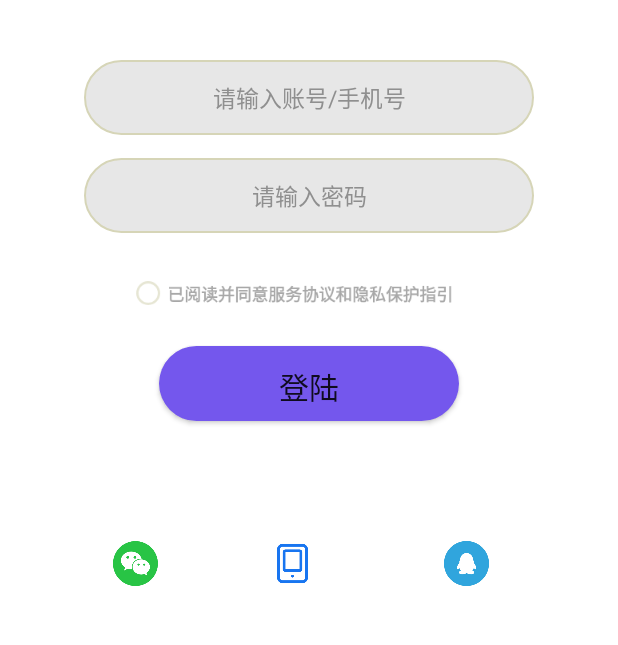
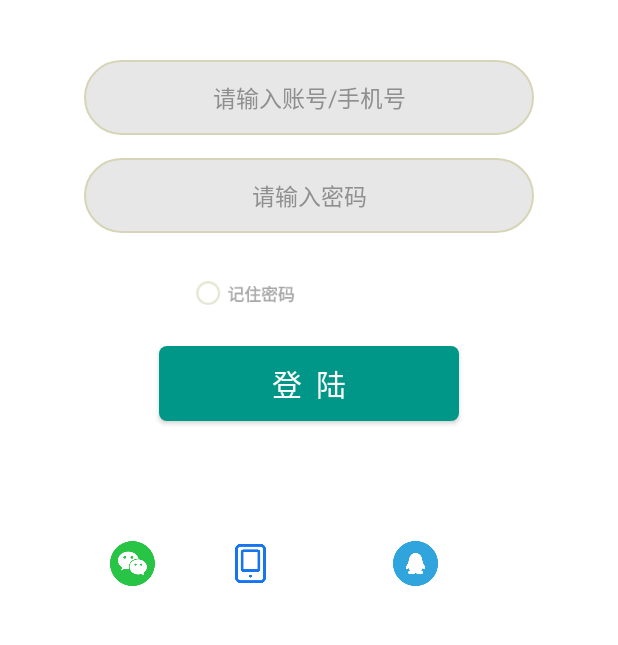
Before and after one commit to U-Notes/AndroidClient, an Android app: the LoginActivity screen opened directly, with no data from a screen before it, on a phone screen of 412 x 824 dp, the part 315-960 px from its top. Run offline under Robolectric (Android 15) with nearby library versions, the phone set to English and light mode, and no system bars.

Commit message:
界面修改

```diff
--- a/app/src/main/java/com/example/unotes/activity/LoginActivity.java
+++ b/app/src/main/java/com/example/unotes/activity/LoginActivity.java
@@ -31,11 +31,8 @@ public class LoginActivity extends AppCompatActivity implements View.OnClickList
     private EditText et_id, et_pwd;
     private Button bt_login;
     private String TAG = LoginActivity.class.getSimpleName();
-    private CheckBox cb_agreeService;
-    private String content = "已阅读并同意服务协议和隐私保护指引";
+    private CheckBox cb_rememberPwd;
     boolean isRead = false;
-    private String url1 = "https://www.baidu.com";
-    private String url2 = "https://www.hao123.com/";
     @Override
     protected void onCreate(Bundle savedInstanceState) {
         super.onCreate(savedInstanceState);
@@ -50,8 +47,9 @@ public class LoginActivity extends AppCompatActivity implements View.OnClickList
         et_id = findViewById(R.id.et_id);
         et_pwd = findViewById(R.id.et_pwd);
         bt_login.setOnClickListener(this);
-        cb_agreeService = findViewById(R.id.cb_agreeService);
-        cb_agreeService.setOnCheckedChangeListener(new CompoundButton.OnCheckedChangeListener() {
+        cb_rememberPwd = findViewById(R.id.cb_rememberPwd);
+        //记住密码
+        cb_rememberPwd.setOnCheckedChangeListener(new CompoundButton.OnCheckedChangeListener() {
             @Override
             public void onCheckedChanged(CompoundButton buttonView, boolean isChecked) {
                 isRead = isChecked;
--- a/app/src/main/java/com/example/unotes/bean/User.java
+++ b/app/src/main/java/com/example/unotes/bean/User.java
@@ -2,6 +2,7 @@ package com.example.unotes.bean;
 
 
 import lombok.Data;
+import lombok.Getter;
 
 /**
  * 用户实体类
--- a/app/src/main/res/drawable/button_drawable.xml
+++ b/app/src/main/res/drawable/button_drawable.xml
@@ -3,15 +3,16 @@
 <shape xmlns:android="http://schemas.android.com/apk/res/android"
     android:shape="rectangle">
     <!--设置背景色-->
-    <solid android:color="#7457ED" />
+    <solid android:color="#009788" />
     <!--设置圆角-->
-    <corners android:radius="105dip" />
-    <padding
-        android:bottom="12dp"
-        android:left="63dp"
-        android:right="63dp"
-        android:top="12dp"
-        />
+    <corners android:radius="5dp" />
+
     <!--设置边框线的宽度和颜色-->
 
 </shape>
+<!--<padding-->
+<!--android:bottom="12dp"-->
+<!--android:left="63dp"-->
+<!--android:right="63dp"-->
+<!--android:top="12dp"-->
+<!--    />-->
--- a/app/src/main/res/layout/activity_login.xml
+++ b/app/src/main/res/layout/activity_login.xml
@@ -25,43 +25,45 @@
             android:textStyle="bold" />
 
         <EditText
-            android:layout_marginTop="40dp"
             android:id="@+id/et_id"
-            android:layout_width="300dp"
-            android:layout_height="50dp"
-            android:hint="请输入账号/手机号"
-            android:textColorHint="#8F8F8F"
-            android:text=""
-            android:layout_gravity="center_horizontal"
             style="@style/InputBoxStyle"
-            android:textSize="15dp" />
-        <EditText
-            android:id="@+id/et_pwd"
-            android:layout_marginTop="15dp"
             android:layout_width="300dp"
             android:layout_height="50dp"
             android:layout_gravity="center_horizontal"
-            android:hint="请输入密码"
+            android:layout_marginTop="40dp"
+            android:hint="请输入账号/手机号"
+            android:text=""
             android:textColorHint="#8F8F8F"
-            android:text=""
-            android:password="true"
+            android:textSize="15dp" />
+
+        <EditText
+            android:id="@+id/et_pwd"
             style="@style/InputBoxStyle"
-            android:textSize="15dp" />
-        <CheckBox
-            android:id="@+id/cb_agreeService"
-            style="@style/Widget.AppCompat.CompoundButton.RadioButton"
             android:layout_width="300dp"
             android:layout_height="50dp"
+            android:layout_gravity="center_horizontal"
             android:layout_marginTop="15dp"
+            android:hint="请输入密码"
+            android:password="true"
+            android:text=""
+            android:textColorHint="#8F8F8F"
+            android:textSize="15dp" />
 
+        <CheckBox
+            android:id="@+id/cb_rememberPwd"
+            style="@style/Widget.AppCompat.CompoundButton.RadioButton"
+            android:layout_width="200dp"
+            android:layout_height="50dp"
+            android:layout_gravity="center_horizontal"
+
+            android:layout_marginTop="15dp"
+            android:alpha="0.6"
             android:scaleX="0.8"
             android:scaleY="0.8"
-            android:theme="@style/CheckBox_circle"
-            android:text="已阅读并同意服务协议和隐私保护指引"
+            android:text="记住密码"
             android:textColor="#6f6f6f"
             android:textStyle="bold"
-            android:alpha="0.6"
-            android:layout_gravity="center_horizontal"
+            android:theme="@style/CheckBox_circle"
 
             />
 
@@ -73,7 +75,8 @@
             android:layout_marginTop="10dp"
             android:background="@drawable/button_drawable"
             android:gravity="center"
-            android:text="登陆"
+            android:text="登  陆"
+            android:textColor="#fff"
             android:textSize="20dp" />
 
         <androidx.constraintlayout.widget.ConstraintLayout
@@ -89,9 +92,10 @@
                 android:src="@drawable/qqicon"
                 app:layout_constraintBottom_toBottomOf="parent"
                 app:layout_constraintEnd_toEndOf="parent"
+                app:layout_constraintHorizontal_bias="0.399"
                 app:layout_constraintStart_toEndOf="@+id/bt_loginByPhone"
                 app:layout_constraintTop_toTopOf="parent"
-                app:layout_constraintVertical_bias="1.0" />
+                app:layout_constraintVertical_bias="0.0" />
 
             <ImageView
                 android:id="@+id/bt_loginByWehcat"
@@ -101,6 +105,7 @@
                 android:src="@drawable/wechaticon"
                 app:layout_constraintBottom_toBottomOf="parent"
                 app:layout_constraintEnd_toStartOf="@+id/bt_loginByPhone"
+                app:layout_constraintHorizontal_bias="0.601"
                 app:layout_constraintStart_toStartOf="parent"
                 app:layout_constraintTop_toTopOf="parent"
                 app:layout_constraintVertical_bias="0.0" />
@@ -109,7 +114,7 @@
                 android:id="@+id/bt_loginByPhone"
                 android:layout_width="30dp"
                 android:layout_height="30dp"
-                android:layout_marginStart="180dp"
+                android:layout_marginStart="152dp"
                 android:src="@drawable/mobile"
                 app:layout_constraintBottom_toBottomOf="parent"
                 app:layout_constraintStart_toStartOf="parent"
--- a/app/src/main/res/layout/devlayout_menu.xml
+++ b/app/src/main/res/layout/devlayout_menu.xml
@@ -14,9 +14,9 @@
             android:layout_width="150dp"
             android:layout_height="60dp"
             android:layout_gravity="center"
-            android:backgroundTint="@color/greenA0EEE1"
             android:text="点 我 登 录"
-            android:textColor="#000"
+            android:background="@drawable/button_drawable"
+            android:textColor="#fff"
             android:id="@+id/bt_gotologin"
             android:visibility="visible"
             android:onClick="mainlogin"
```
Also changed, not shown: app/src/main/java/com/example/unotes/activity/InstructionsActivity.java (+13 -1 lines), app/src/main/java/com/example/unotes/activity/PrivacyActivity.java (deleted, +0 -96 lines), app/src/main/java/com/example/unotes/utils/PermissionManager.java (deleted, +0 -66 lines), app/src/main/res/layout/activity_instructions.xml (+35 -33 lines), app/src/main/res/layout/activity_privacy.xml (deleted, +0 -25 lines), app/src/main/res/layout/dialog_privacy_show.xml (deleted, +0 -80 lines).
